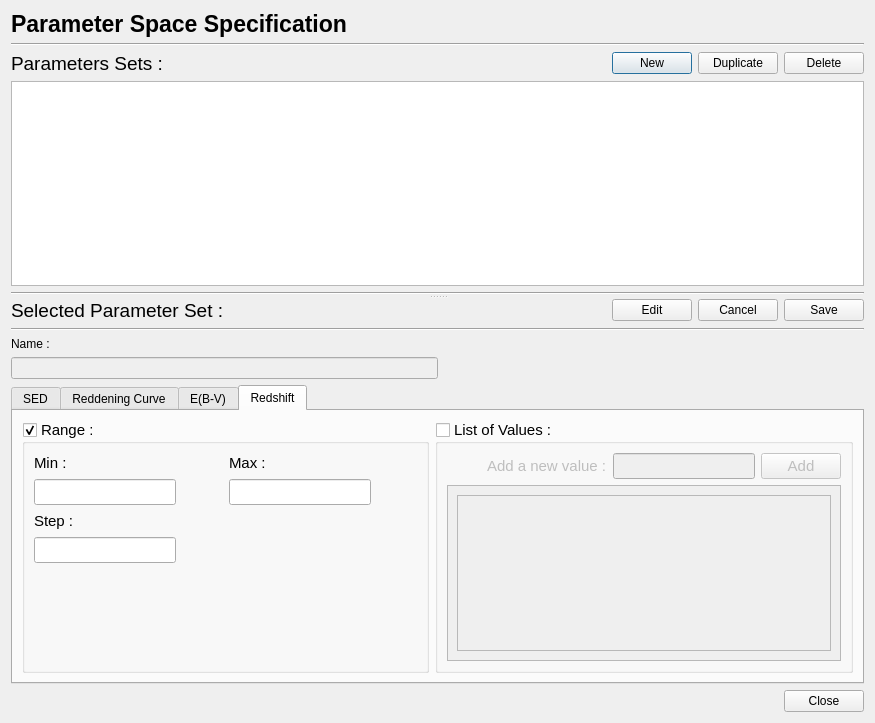
astrorama/Phosphoros, file PhzQtUI/auxdir/PhzQtUI/DialogModelSet.ui: the form before one commit.
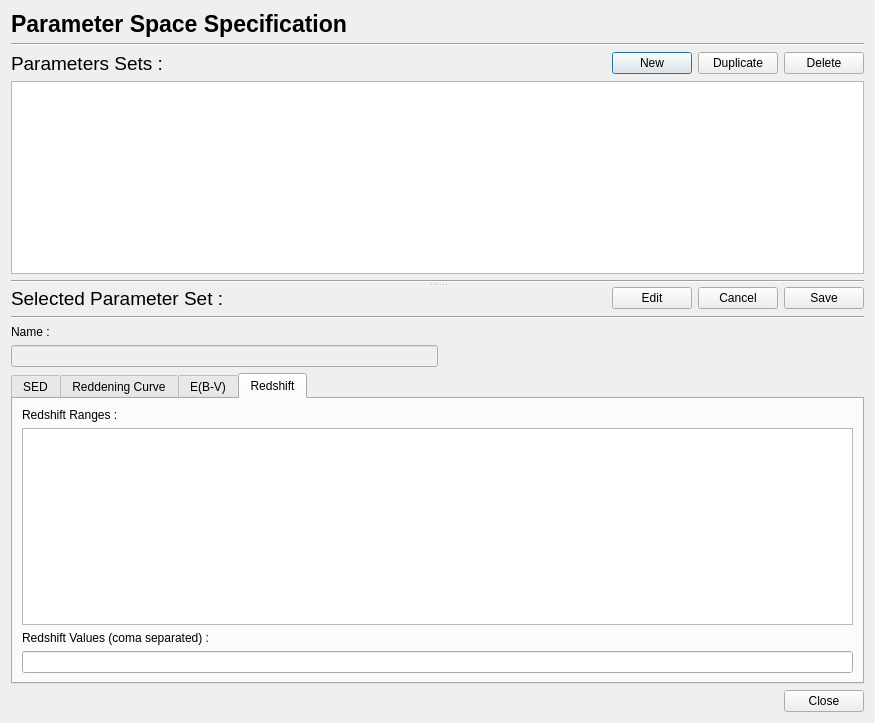
The form after the commit. The open tabs and pages were chosen to show the change. Custom widgets are drawn as their Qt base class.

Commit message: Add  multiple ranges and values for model space specification [Redmine Issue #10556]

```diff
--- a/PhzQtUI/auxdir/PhzQtUI/DialogModelSet.ui
+++ b/PhzQtUI/auxdir/PhzQtUI/DialogModelSet.ui
@@ -650,294 +650,35 @@
            </item>
           </layout>
          </widget>
-         <widget class="QWidget" name="tab_2">
-          <property name="font">
-           <font>
-            <pointsize>11</pointsize>
-           </font>
-          </property>
+         <widget class="QWidget" name="tab_5">
           <attribute name="title">
            <string>Redshift</string>
           </attribute>
-          <layout class="QHBoxLayout" name="horizontalLayout_26">
+          <layout class="QVBoxLayout" name="verticalLayout_17">
            <item>
-            <widget class="QGroupBox" name="gb_red_range">
-             <property name="title">
-              <string>Range :</string>
+            <widget class="QLabel" name="label_15">
+             <property name="text">
+              <string>Redshift Ranges :</string>
              </property>
-             <property name="checkable">
-              <bool>true</bool>
-             </property>
-             <layout class="QVBoxLayout" name="verticalLayout_14">
-              <item>
-               <layout class="QHBoxLayout" name="horizontalLayout_8">
-                <item>
-                 <layout class="QVBoxLayout" name="verticalLayout_2">
-                  <item>
-                   <layout class="QHBoxLayout" name="horizontalLayout_7">
-                    <item>
-                     <widget class="QLabel" name="label_7">
-                      <property name="text">
-                       <string>Min :</string>
-                      </property>
-                     </widget>
-                    </item>
-                    <item>
-                     <spacer name="horizontalSpacer_7">
-                      <property name="orientation">
-                       <enum>Qt::Horizontal</enum>
-                      </property>
-                      <property name="sizeHint" stdset="0">
-                       <size>
-                        <width>40</width>
-                        <height>20</height>
-                       </size>
-                      </property>
-                     </spacer>
-                    </item>
-                   </layout>
-                  </item>
-                  <item>
-                   <layout class="QHBoxLayout" name="horizontalLayout_11">
-                    <item>
-                     <widget class="QLineEdit" name="txt_zMin"/>
-                    </item>
-                    <item>
-                     <spacer name="horizontalSpacer_10">
-                      <property name="orientation">
-                       <enum>Qt::Horizontal</enum>
-                      </property>
-                      <property name="sizeHint" stdset="0">
-                       <size>
-                        <width>40</width>
-                        <height>20</height>
-                       </size>
-                      </property>
-                     </spacer>
-                    </item>
-                   </layout>
-                  </item>
-                  <item>
-                   <layout class="QHBoxLayout" name="horizontalLayout_12">
-                    <item>
-                     <widget class="QLabel" name="label_8">
-                      <property name="text">
-                       <string>Step :</string>
-                      </property>
-                     </widget>
-                    </item>
-                    <item>
-                     <spacer name="horizontalSpacer_11">
-                      <property name="orientation">
-                       <enum>Qt::Horizontal</enum>
-                      </property>
-                      <property name="sizeHint" stdset="0">
-                       <size>
-                        <width>40</width>
-                        <height>20</height>
-                       </size>
-                      </property>
-                     </spacer>
-                    </item>
-                   </layout>
-                  </item>
-                  <item>
-                   <layout class="QHBoxLayout" name="horizontalLayout_13">
-                    <item>
-                     <widget class="QLineEdit" name="txt_zStep"/>
-                    </item>
-                    <item>
-                     <spacer name="horizontalSpacer_12">
-                      <property name="orientation">
-                       <enum>Qt::Horizontal</enum>
-                      </property>
-                      <property name="sizeHint" stdset="0">
-                       <size>
-                        <width>40</width>
-                        <height>20</height>
-                       </size>
-                      </property>
-                     </spacer>
-                    </item>
-                   </layout>
-                  </item>
-                  <item>
-                   <spacer name="verticalSpacer_4">
-                    <property name="orientation">
-                     <enum>Qt::Vertical</enum>
-                    </property>
-                    <property name="sizeHint" stdset="0">
-                     <size>
-                      <width>20</width>
-                      <height>40</height>
-                     </size>
-                    </property>
-                   </spacer>
-                  </item>
-                 </layout>
-                </item>
-                <item>
-                 <layout class="QVBoxLayout" name="verticalLayout">
-                  <item>
-                   <layout class="QHBoxLayout" name="horizontalLayout_5">
-                    <item>
-                     <widget class="QLabel" name="label_5">
-                      <property name="text">
-                       <string>Max :</string>
-                      </property>
-                     </widget>
-                    </item>
-                    <item>
-                     <spacer name="horizontalSpacer_5">
-                      <property name="orientation">
-                       <enum>Qt::Horizontal</enum>
-                      </property>
-                      <property name="sizeHint" stdset="0">
-                       <size>
-                        <width>40</width>
-                        <height>20</height>
-                       </size>
-                      </property>
-                     </spacer>
-                    </item>
-                   </layout>
-                  </item>
-                  <item>
-                   <layout class="QHBoxLayout" name="horizontalLayout_9">
-                    <item>
-                     <widget class="QLineEdit" name="txt_zMax"/>
-                    </item>
-                    <item>
-                     <spacer name="horizontalSpacer_8">
-                      <property name="orientation">
-                       <enum>Qt::Horizontal</enum>
-                      </property>
-                      <property name="sizeHint" stdset="0">
-                       <size>
-                        <width>40</width>
-                        <height>20</height>
-                       </size>
-                      </property>
-                     </spacer>
-                    </item>
-                   </layout>
-                  </item>
-                  <item>
-                   <spacer name="verticalSpacer">
-                    <property name="orientation">
-                     <enum>Qt::Vertical</enum>
-                    </property>
-                    <property name="sizeHint" stdset="0">
-                     <size>
-                      <width>20</width>
-                      <height>40</height>
-                     </size>
-                    </property>
-                   </spacer>
-                  </item>
-                 </layout>
-                </item>
-               </layout>
-              </item>
-             </layout>
             </widget>
            </item>
            <item>
-            <widget class="QGroupBox" name="gb_red_value">
-             <property name="title">
-              <string>List of Values :</string>
+            <layout class="QHBoxLayout" name="horizontalLayout_4">
+             <item>
+              <widget class="QTableView" name="z_table"/>
+             </item>
+            </layout>
+           </item>
+           <item>
+            <widget class="QLabel" name="label_16">
+             <property name="text">
+              <string>Redshift Values (coma separated) :</string>
              </property>
-             <property name="checkable">
-              <bool>true</bool>
-             </property>
-             <property name="checked">
-              <bool>false</bool>
-             </property>
-             <layout class="QVBoxLayout" name="verticalLayout_15">
-              <item>
-               <layout class="QHBoxLayout" name="horizontalLayout_24">
-                <item>
-                 <spacer name="horizontalSpacer_22">
-                  <property name="orientation">
-                   <enum>Qt::Horizontal</enum>
-                  </property>
-                  <property name="sizeHint" stdset="0">
-                   <size>
-                    <width>40</width>
-                    <height>20</height>
-                   </size>
-                  </property>
-                 </spacer>
-                </item>
-                <item>
-                 <widget class="QLabel" name="label_4">
-                  <property name="text">
-                   <string>Add a new value :</string>
-                  </property>
-                 </widget>
-                </item>
-                <item>
-                 <widget class="QLineEdit" name="txt_new_z"/>
-                </item>
-                <item>
-                 <widget class="QPushButton" name="btn_add_z">
-                  <property name="text">
-                   <string>Add</string>
-                  </property>
-                 </widget>
-                </item>
-               </layout>
-              </item>
-              <item>
-               <widget class="QScrollArea" name="scrollArea">
-                <property name="widgetResizable">
-                 <bool>true</bool>
-                </property>
-                <widget class="QWidget" name="scrollAreaWidgetContents">
-                 <property name="geometry">
-                  <rect>
-                   <x>0</x>
-                   <y>0</y>
-                   <width>388</width>
-                   <height>139</height>
-                  </rect>
-                 </property>
-                 <layout class="QVBoxLayout" name="verticalLayout_16">
-                  <item>
-                   <widget class="QFrame" name="z_frame">
-                    <property name="frameShape">
-                     <enum>QFrame::StyledPanel</enum>
-                    </property>
-                    <property name="frameShadow">
-                     <enum>QFrame::Raised</enum>
-                    </property>
-                    <layout class="QVBoxLayout" name="verticalLayout_7">
-                     <item>
-                      <layout class="QVBoxLayout" name="verticalLayout_z"/>
-                     </item>
-                     <item>
-                      <spacer name="verticalSpacer_7">
-                       <property name="orientation">
-                        <enum>Qt::Vertical</enum>
-                       </property>
-                       <property name="sizeHint" stdset="0">
-                        <size>
-                         <width>20</width>
-                         <height>90</height>
-                        </size>
-                       </property>
-                      </spacer>
-                     </item>
-                    </layout>
-                   </widget>
-                  </item>
-                 </layout>
-                </widget>
-               </widget>
-              </item>
-             </layout>
             </widget>
            </item>
+           <item>
+            <widget class="QLineEdit" name="txt_z_values"/>
+           </item>
           </layout>
          </widget>
         </widget>
```
Left out of the diff: 288 changed lines with no effect on the pictures. The commit also changes 18 other files.
